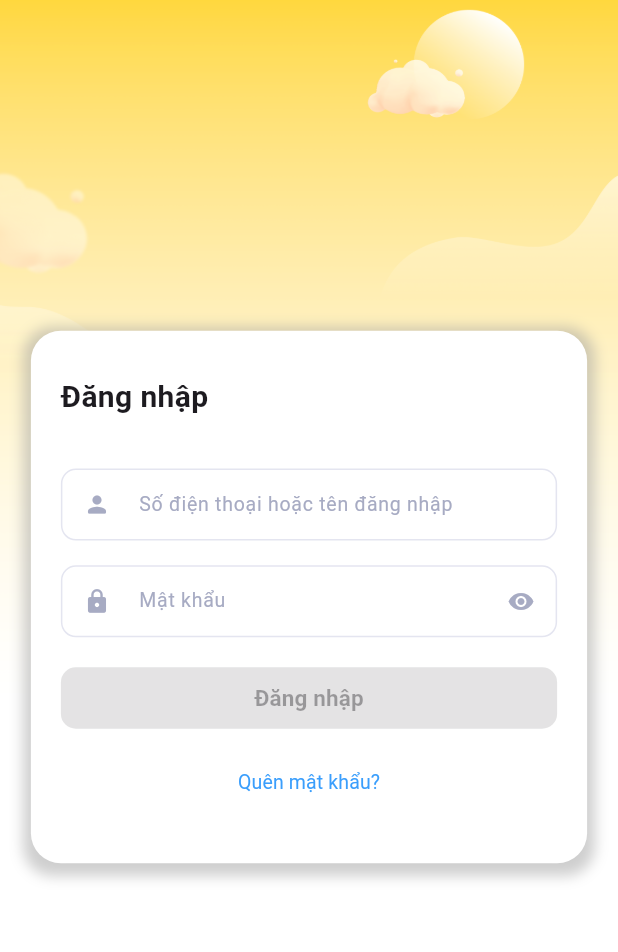
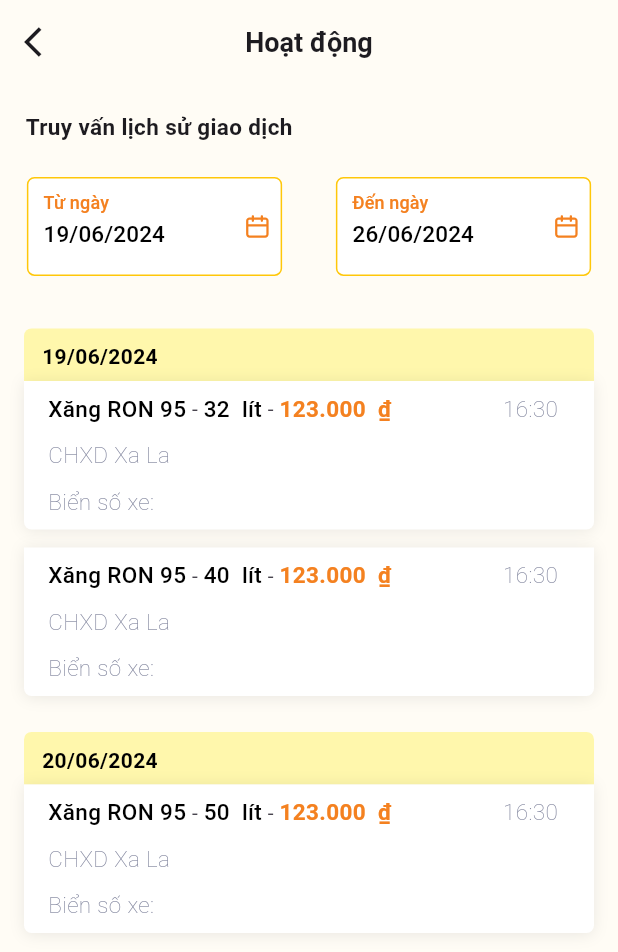
Before and after one commit to mobilenabit/driver_app, a Flutter app: the screen it shows after launch, on a phone screen of 412 x 824 dp. Shown: the top 952 px of the screen. Run offline on Flutter 3.47's test engine with Material 3 defaults, Android fonts, the phone set to English and light mode, and no system bars; our stand-ins replace dio, fl_chart, flutter_otp_text_field, flutter_secure_storage, flutter_svg, get and 1 more; missing offline and left inert: conditional_wrap, crclib, mobile_scanner, qr_scanner_overlay.

Commit message:
add history test

```diff
--- a/lib/main.dart
+++ b/lib/main.dart
@@ -1,4 +1,7 @@
+import 'package:driver_app/screens/history.dart';
+import 'package:driver_app/screens/history1.dart';
 import 'package:driver_app/screens/login.dart';
+
 import 'package:flutter/material.dart';
 import 'package:flutter_localizations/flutter_localizations.dart';
 
@@ -22,7 +25,9 @@ class MyApp extends StatelessWidget {
         Locale('en', ''), // English
       ],
       locale: Locale('vi', ''),
-      home: LoginScreen(),
+      home: Hiatory1(
+        selectedLicensePlate: '',
+      ),
     );
   }
 }
--- a/lib/screens/gas_station.dart
+++ b/lib/screens/gas_station.dart
@@ -14,14 +14,14 @@ List<GasMap> _item = [
       address: 'Đ. Cầu Bươu',
       station: 'Trạm xăng',
       distance: '550m',
-      iconAsset: 'assets/icons/road.svg',
+      iconAsset: 'assets/icons/direction.svg',
       status: 'Đang mở cửa'),
   GasMap(
       name: 'Trạm Xăng-HV Quân Y',
       address: '143 Đường Trần Phú',
       station: 'Trạm xăng',
       distance: '1.5km',
-      iconAsset: 'assets/icons/road.svg',
+      iconAsset: 'assets/icons/direction.svg',
       status: 'Đóng cửa')
 ];
 
@@ -75,17 +75,7 @@ class _GasStationScreenState extends State<GasStationScreen> {
                     ),
 
                     // direction
-                    Container(
-                      width: 30,
-                      height: 30,
-                      decoration: BoxDecoration(
-                        shape: BoxShape.circle,
-                        border: Border.all(width: 0.75, color: Colors.grey),
-                      ),
-                      child: Center(
-                        child: SvgPicture.asset(_item[index].iconAsset),
-                      ),
-                    ),
+                    SvgPicture.asset(_item[index].iconAsset),
                   ],
                 ),
                 const SizedBox(height: 4),
--- a/lib/screens/history.dart
+++ b/lib/screens/history.dart
@@ -88,8 +88,7 @@ class _HistoryScreenState extends State<HistoryScreen> {
 
   // Date picker
   DateTime _startDate = DateTime.now().subtract(const Duration(days: 7));
-  DateTime _endDate = DateTime.now().add(const Duration(days: 1));
-
+  DateTime _endDate = DateTime.now();
 
   // TODO: custome date picker
   Future<void> _selectDate(BuildContext context, bool isStart) async {
@@ -209,6 +208,8 @@ class _HistoryScreenState extends State<HistoryScreen> {
                       ),
                     ),
                   ),
+                  child: TextButton(
+                    onPressed: () => _selectDate(context, false),
                     child: Row(
                       mainAxisAlignment: MainAxisAlignment.spaceBetween,
                       children: [
@@ -228,12 +229,10 @@ class _HistoryScreenState extends State<HistoryScreen> {
                             ),
                           ],
                         ),
-                    IconButton(
-                        onPressed: () => _selectDate(context, false),
-                        icon: const Icon(Icons.calendar_month_outlined))
+                        Icon(Icons.calendar_month_outlined),
                       ],
                     ),
-              ),
+                  )),
             ],
           ),
           SizedBox(
--- /dev/null
+++ b/lib/screens/history1.dart
@@ -0,0 +1,392 @@
+import 'package:flutter/material.dart';
+import 'package:flutter_svg/flutter_svg.dart';
+import 'package:intl/intl.dart';
+
+class Hiatory1 extends StatefulWidget {
+  final String selectedLicensePlate;
+  const Hiatory1({super.key, required this.selectedLicensePlate});
+
+  @override
+  State<Hiatory1> createState() => _Hiatory1State();
+}
+
+class _Hiatory1State extends State<Hiatory1> {
+  late final List<History1> _items;
+
+  @override
+  void initState() {
+    super.initState();
+    _items = [
+      History1(
+          numberLicense: widget.selectedLicensePlate,
+          fuel: 'Xăng RON 95',
+          address: 'CHXD Xa La',
+          amount: 32,
+          hours: '16:30',
+          time: '19/06/2024',
+          money: 123000),
+      History1(
+          numberLicense: widget.selectedLicensePlate,
+          fuel: 'Xăng RON 95',
+          address: 'CHXD Xa La',
+          amount: 40,
+          hours: '16:30',
+          time: '19/06/2024',
+          money: 123000),
+      History1(
+          numberLicense: widget.selectedLicensePlate,
+          fuel: 'Xăng RON 95',
+          address: 'CHXD Xa La',
+          amount: 50,
+          hours: '16:30',
+          time: '20/06/2024',
+          money: 123000),
+    ];
+  }
+
+  // Format type of number
+  final NumberFormat currencyFormat =
+      NumberFormat.currency(locale: 'vi_VN', symbol: '', decimalDigits: 0);
+
+  // start and end DateTime
+  DateTime _startDate = DateTime.now().subtract(const Duration(days: 7));
+  DateTime _endDate = DateTime.now();
+
+  // Custom date picker
+  Future<void> _selectDate(BuildContext context, bool isStart) async {
+    final DateTime? pickedDate = await showDatePicker(
+      context: context,
+      initialDate: isStart ? _startDate : _endDate,
+      firstDate: DateTime(2000),
+      lastDate: DateTime(2101),
+      locale: const Locale('vi', 'VN'), // Set locale to Vietnamese
+    );
+    if (pickedDate != null) {
+      setState(() {
+        if (isStart) {
+          _startDate = pickedDate;
+        } else {
+          _endDate = pickedDate;
+        }
+      });
+    }
+  }
+
+  // Filter items in list by date picker
+  List<History1> get _filteredItems {
+    return _items.where((item) {
+      DateTime itemDate = DateFormat('dd/MM/yyyy').parse(item.time);
+      return itemDate.isAfter(_startDate.subtract(const Duration(days: 1))) &&
+          itemDate.isBefore(_endDate.add(const Duration(days: 1)));
+    }).toList();
+  }
+
+  @override
+  Widget build(BuildContext context) {
+    var size = MediaQuery.of(context).size;
+
+    return Scaffold(
+      backgroundColor: const Color.fromRGBO(255, 252, 245, 1),
+      appBar: AppBar(
+        backgroundColor: const Color.fromRGBO(255, 252, 245, 1),
+        leading: IconButton(
+          onPressed: () {
+            Navigator.pop(context);
+          },
+          icon: const Icon(Icons.arrow_back_ios),
+        ),
+        title: const Text(
+          'Hoạt động',
+          style: TextStyle(
+            fontSize: 18,
+            fontWeight: FontWeight.bold,
+          ),
+        ),
+        centerTitle: true,
+      ),
+      body: Column(
+        crossAxisAlignment: CrossAxisAlignment.start,
+        children: [
+          const Padding(
+            padding: EdgeInsets.only(left: 17, top: 18),
+            child: Text(
+              'Truy vấn lịch sử giao dịch',
+              style: TextStyle(
+                fontSize: 15,
+                fontWeight: FontWeight.w600,
+              ),
+            ),
+          ),
+
+          // Pick date
+          Row(
+            mainAxisAlignment: MainAxisAlignment.spaceAround,
+            children: [
+              Padding(
+                padding: const EdgeInsets.symmetric(vertical: 15),
+                child: TextButton(
+                  onPressed: () => _selectDate(context, true),
+                  child: Container(
+                    height: size.height * 0.08,
+                    width: size.width * 0.413,
+                    decoration: BoxDecoration(
+                      color: Colors.white,
+                      borderRadius: BorderRadius.circular(5),
+                      border: Border.all(
+                        color: Color.fromRGBO(255, 199, 9, 1),
+                      ),
+                    ),
+                    child: Row(
+                      mainAxisAlignment: MainAxisAlignment.spaceBetween,
+                      children: [
+                        Column(
+                          crossAxisAlignment: CrossAxisAlignment.start,
+                          children: [
+                            Padding(
+                              padding:
+                                  EdgeInsets.only(left: 10, top: 7, bottom: 2),
+                              child: Text(
+                                'Từ ngày',
+                                style: TextStyle(
+                                  fontSize: 12,
+                                  color: Color.fromRGBO(244, 129, 32, 1),
+                                ),
+                              ),
+                            ),
+                            Padding(
+                              padding: EdgeInsets.only(left: 10, bottom: 7),
+                              child: Text(
+                                DateFormat('dd/MM/yyyy').format(_startDate),
+                                style: TextStyle(
+                                    fontSize: 15, color: Colors.black),
+                              ),
+                            ),
+                          ],
+                        ),
+                        Padding(
+                          padding: const EdgeInsets.only(right: 7.5),
+                          child: SvgPicture.asset('assets/icons/calender.svg'),
+                        )
+                      ],
+                    ),
+                  ),
+                ),
+              ),
+              Padding(
+                padding: const EdgeInsets.symmetric(vertical: 15),
+                child: TextButton(
+                  onPressed: () => _selectDate(context, false),
+                  child: Container(
+                    height: size.height * 0.08,
+                    width: size.width * 0.413,
+                    decoration: BoxDecoration(
+                      color: Colors.white,
+                      borderRadius: BorderRadius.circular(5),
+                      border: Border.all(
+                        color: Color.fromRGBO(255, 199, 9, 1),
+                      ),
+                    ),
+                    child: Row(
+                      mainAxisAlignment: MainAxisAlignment.spaceBetween,
+                      children: [
+                        Column(
+                          crossAxisAlignment: CrossAxisAlignment.start,
+                          children: [
+                            Padding(
+                              padding:
+                                  EdgeInsets.only(left: 10, top: 7, bottom: 2),
+                              child: Text(
+                                'Đến ngày',
+                                style: TextStyle(
+                                  fontSize: 12,
+                                  color: Color.fromRGBO(244, 129, 32, 1),
+                                ),
+                              ),
+                            ),
+                            Padding(
+                              padding: EdgeInsets.only(left: 10, bottom: 7),
+                              child: Text(
+                                DateFormat('dd/MM/yyyy').format(_endDate),
+                                style: TextStyle(
+                                    fontSize: 15, color: Colors.black),
+                              ),
+                            ),
+                          ],
+                        ),
+                        Padding(
+                          padding: EdgeInsets.only(right: 7.5),
+                          child: SvgPicture.asset('assets/icons/calender.svg'),
+                        )
+                      ],
+                    ),
+                  ),
+                ),
+              ),
+            ],
+          ),
+
+          // List of history
+          Expanded(
+            child: ListView.builder(
+              itemCount: _filteredItems.length,
+              itemBuilder: (context, index) {
+                final item = _filteredItems[index];
+                bool showHeader = true;
+                if (index > 0 && _filteredItems[index - 1].time == item.time) {
+                  showHeader = false;
+                }
+
+                return Container(
+                  margin: EdgeInsets.only(
+                    left: 16.0,
+                    right: 16.0,
+                    top: showHeader ? 12.0 : 0.0,
+                    bottom: 12.0,
+                  ),
+                  child: Column(
+                    children: <Widget>[
+                      // Date header
+                      if (showHeader)
+                        Container(
+                          height: 35,
+                          width: size.width * 1,
+                          decoration: BoxDecoration(
+                            color: Color.fromRGBO(255, 247, 172, 1),
+                            borderRadius: BorderRadius.only(
+                              topLeft: Radius.circular(5),
+                              topRight: Radius.circular(5),
+                            ),
+                          ),
+                          child: Padding(
+                            padding: EdgeInsetsDirectional.symmetric(
+                                horizontal: 12, vertical: 9),
+                            child: Text(
+                              item.time,
+                              style: TextStyle(
+                                fontSize: 14,
+                                color: Colors.black,
+                                fontWeight: FontWeight.w600,
+                              ),
+                            ),
+                          ),
+                        ),
+
+                      // Content
+                      Container(
+                        decoration: BoxDecoration(
+                          borderRadius: BorderRadius.only(
+                            bottomLeft: Radius.circular(5),
+                            bottomRight: Radius.circular(5),
+                          ),
+                          color: Color.fromARGB(255, 255, 255, 255),
+                          boxShadow: [
+                            BoxShadow(
+                              offset: Offset(0, 1),
+                              blurRadius: 8,
+                              color: const Color.fromRGBO(0, 0, 0, 0.08),
+                            ),
+                          ],
+                        ),
+                        child: ListTile(
+                          subtitle: Column(
+                            crossAxisAlignment: CrossAxisAlignment.start,
+                            children: [
+                              Padding(
+                                padding: EdgeInsets.only(bottom: 10),
+                                child: Row(
+                                  mainAxisAlignment:
+                                      MainAxisAlignment.spaceBetween,
+                                  children: [
+                                    Row(
+                                      children: [
+                                        Text(
+                                          item.fuel,
+                                          style: TextStyle(
+                                              color: Colors.black,
+                                              fontSize: 15,
+                                              fontWeight: FontWeight.w500),
+                                        ),
+                                        Text(' - '),
+                                        Text(
+                                          '${currencyFormat.format(item.amount)} lít',
+                                          style: TextStyle(
+                                              color: Colors.black,
+                                              fontSize: 15,
+                                              fontWeight: FontWeight.w500),
+                                        ),
+                                        Text(' - '),
+                                        Text(
+                                          '${currencyFormat.format(item.money)} ₫',
+                                          style: TextStyle(
+                                              fontSize: 15,
+                                              fontWeight: FontWeight.w600,
+                                              color: Color.fromRGBO(
+                                                  244, 129, 32, 1)),
+                                        ),
+                                      ],
+                                    ),
+                                    Text(
+                                      item.hours,
+                                      style: TextStyle(
+                                        fontSize: 15,
+                                        color: Color.fromRGBO(130, 134, 158, 1),
+                                        fontWeight: FontWeight.w100,
+                                      ),
+                                    )
+                                  ],
+                                ),
+                              ),
+                              Padding(
+                                padding: EdgeInsets.only(bottom: 10),
+                                child: Text(
+                                  item.address,
+                                  style: TextStyle(
+                                    fontSize: 15,
+                                    fontWeight: FontWeight.w100,
+                                    color: Color.fromRGBO(130, 134, 158, 1),
+                                  ),
+                                ),
+                              ),
+                              Text(
+                                'Biển số xe: ${item.numberLicense}',
+                                style: TextStyle(
+                                  fontSize: 15,
+                                  fontWeight: FontWeight.w100,
+                                  color: Color.fromRGBO(130, 134, 158, 1),
+                                ),
+                              ),
+                            ],
+                          ),
+                        ),
+                      )
+                    ],
+                  ),
+                );
+              },
+            ),
+          ),
+        ],
+      ),
+    );
+  }
+}
+
+class History1 {
+  final String numberLicense;
+  final String fuel;
+  final double money;
+  final String address;
+  final double amount;
+  final String hours;
+  final String time;
+
+  History1({
+    required this.numberLicense,
+    required this.fuel,
+    required this.address,
+    required this.amount,
+    required this.hours,
+    required this.time,
+    required this.money,
+  });
+}
--- a/pubspec.yaml
+++ b/pubspec.yaml
@@ -61,6 +61,7 @@ dependencies:
   mobile_scanner: ^5.1.1
   qr_scanner_overlay: ^0.0.2
   qr_code_scanner: ^1.0.1
+  grouped_list: ^5.1.2
 
 
 
```
Also changed, not shown: assets/icons/calender.svg (added), pubspec.lock. Lines whose indentation alone changed are shown as unchanged.
